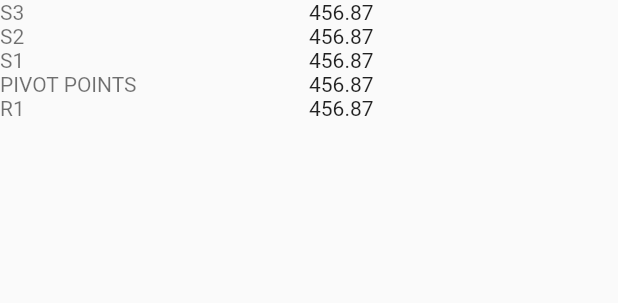
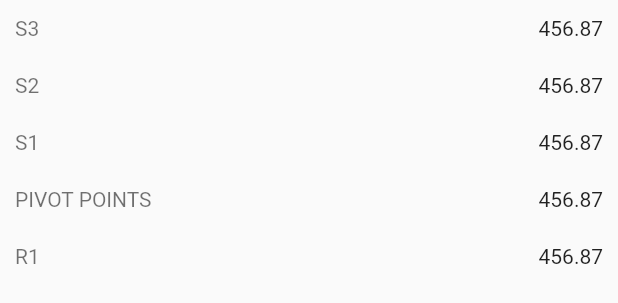
Before and after one commit to sabanansari/Intern_work, a Flutter app: the TableThree widget shown alone on an empty page, opened directly, on a phone screen of 412 x 824 dp. Shown: the top 303 px of the screen. Run offline on Flutter 3.47's test engine with Material 2 defaults, Android fonts, the phone set to English and light mode, and no system bars; missing offline and left inert: dropdownfield.

Commit message:
table 3 created

```diff
--- a/lib/widgets/table3.dart
+++ b/lib/widgets/table3.dart
@@ -7,6 +7,9 @@ class TableThree extends StatelessWidget {
       children: [
         TableRow(children: [
           Container(
+            padding: EdgeInsets.all(10.0),
+            height: 38.0,
+            alignment: Alignment.centerLeft,
             child: Text(
               'S3',
               style: TextStyle(
@@ -16,6 +19,9 @@ class TableThree extends StatelessWidget {
             ),
           ),
           Container(
+            padding: EdgeInsets.all(10.0),
+            height: 38.0,
+            alignment: Alignment.centerRight,
             child: Text(
               '456.87',
               style: TextStyle(
@@ -26,6 +32,9 @@ class TableThree extends StatelessWidget {
         ]),
         TableRow(children: [
           Container(
+            padding: EdgeInsets.all(10.0),
+            height: 38.0,
+            alignment: Alignment.centerLeft,
             child: Text(
               'S2',
               style: TextStyle(
@@ -35,6 +44,9 @@ class TableThree extends StatelessWidget {
             ),
           ),
           Container(
+            padding: EdgeInsets.all(10.0),
+            height: 38.0,
+            alignment: Alignment.centerRight,
             child: Text(
               '456.87',
               style: TextStyle(
@@ -45,6 +57,9 @@ class TableThree extends StatelessWidget {
         ]),
         TableRow(children: [
           Container(
+            padding: EdgeInsets.all(10.0),
+            height: 38.0,
+            alignment: Alignment.centerLeft,
             child: Text(
               'S1',
               style: TextStyle(
@@ -54,6 +69,9 @@ class TableThree extends StatelessWidget {
             ),
           ),
           Container(
+            padding: EdgeInsets.all(10.0),
+            height: 38.0,
+            alignment: Alignment.centerRight,
             child: Text(
               '456.87',
               style: TextStyle(
@@ -64,6 +82,9 @@ class TableThree extends StatelessWidget {
         ]),
         TableRow(children: [
           Container(
+            padding: EdgeInsets.all(10.0),
+            height: 38.0,
+            alignment: Alignment.centerLeft,
             child: Text(
               'PIVOT POINTS',
               style: TextStyle(
@@ -73,6 +94,9 @@ class TableThree extends StatelessWidget {
             ),
           ),
           Container(
+            padding: EdgeInsets.all(10.0),
+            height: 38.0,
+            alignment: Alignment.centerRight,
             child: Text(
               '456.87',
               style: TextStyle(
@@ -83,6 +107,9 @@ class TableThree extends StatelessWidget {
         ]),
         TableRow(children: [
           Container(
+            padding: EdgeInsets.all(10.0),
+            height: 38.0,
+            alignment: Alignment.centerLeft,
             child: Text(
               'R1',
               style: TextStyle(
@@ -92,6 +119,9 @@ class TableThree extends StatelessWidget {
             ),
           ),
           Container(
+            padding: EdgeInsets.all(10.0),
+            height: 38.0,
+            alignment: Alignment.centerRight,
             child: Text(
               '456.87',
               style: TextStyle(
--- a/lib/widgets/vertical_indicator.dart
+++ b/lib/widgets/vertical_indicator.dart
@@ -19,8 +19,12 @@ class VIndicator extends StatelessWidget {
         IndiBox(
           colors: Color(0xff007aff).withOpacity(0.6),
         ),
-        IndiBox(
-          colors: Color(0xff121212).withOpacity(0.6),
+        Tooltip(
+          message: 'Neutral',
+          textStyle: TextStyle(color: Colors.black),
+          child: IndiBox(
+            colors: Color(0xff121212).withOpacity(0.6),
+          ),
         ),
         IndiBox(
           colors: Color(0xffff2e50).withOpacity(0.6),
```
